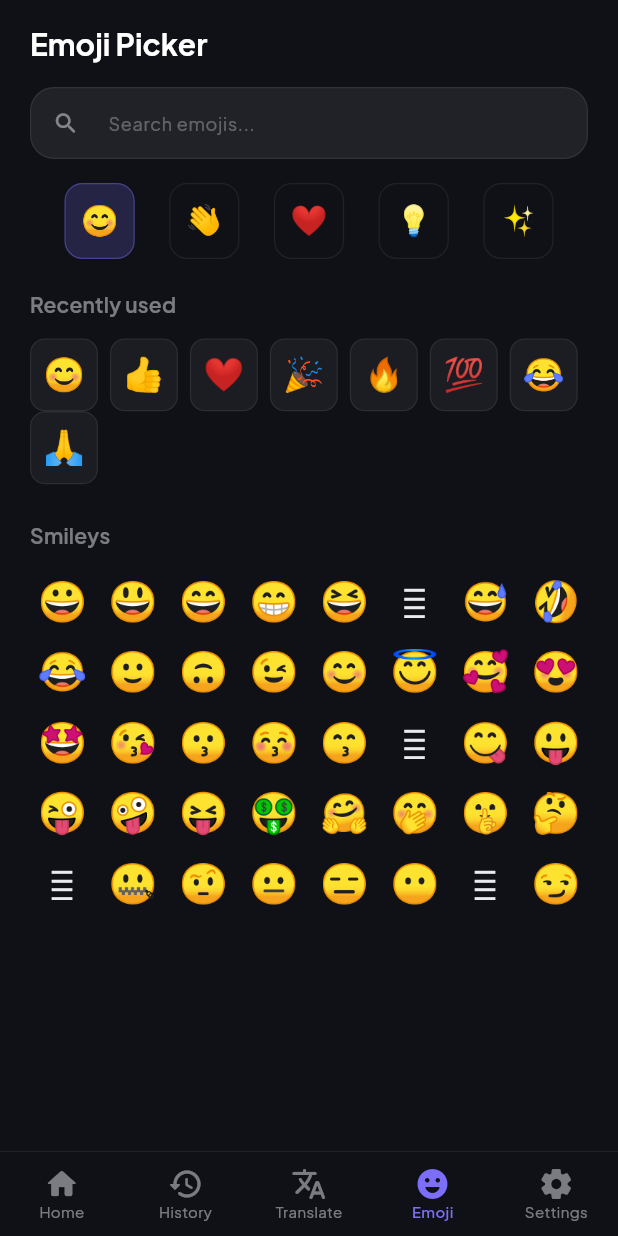
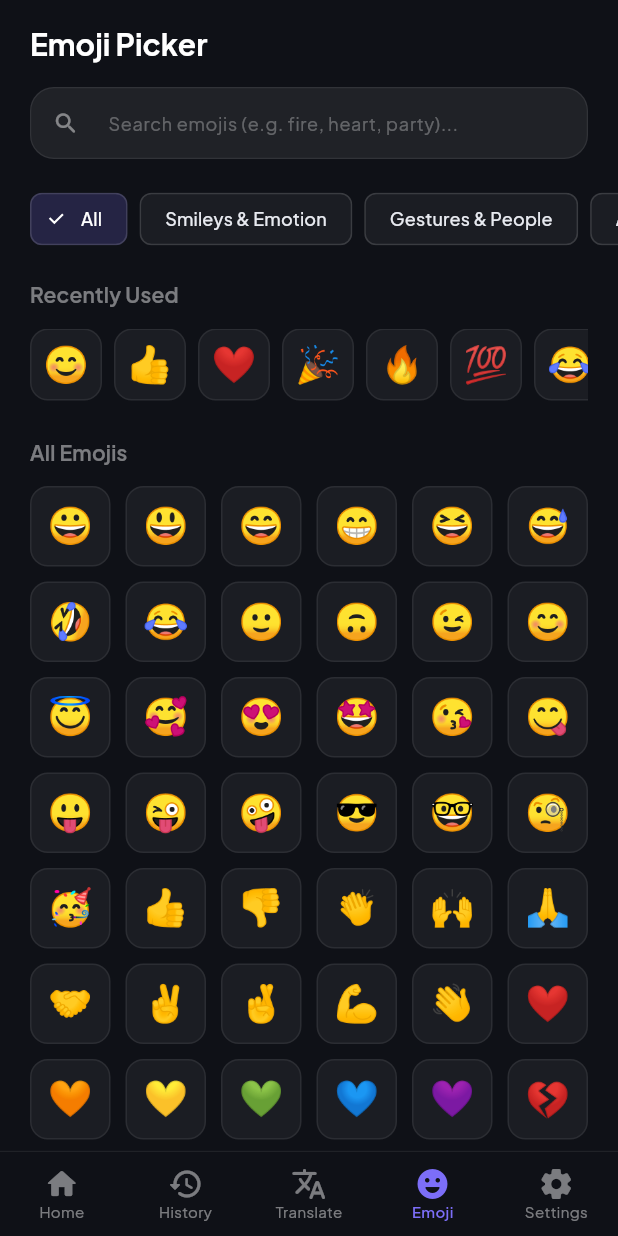
Before and after one commit to tramakrishna3012/KeyFlow, a Flutter app: the screen it shows after launch, item 4 of the bottom bar chosen, on a phone screen of 412 x 824 dp. Run offline on Flutter 3.47's test engine with Material 3 defaults, Android fonts, the phone set to English and light mode, and no system bars; our stand-ins replace flutter_riverpod, flutter_secure_storage, go_router, google_fonts, sqflite_sqlcipher; accounts and stored records are empty.

Commit message:
feat: implement emoji picker feature with search engine, recents tracking, and UI integration

```diff
--- /dev/null
+++ b/app/lib/features/emoji/emoji_data.dart
@@ -0,0 +1,95 @@
+/// Represents a single emoji item in the KeyFlow dataset.
+class EmojiItem {
+  const EmojiItem({
+    required this.char,
+    required this.name,
+    required this.shortcode,
+    required this.category,
+    required this.keywords,
+  });
+
+  final String char;
+  final String name;
+  final String shortcode;
+  final String category;
+  final List<String> keywords;
+}
+
+/// Category list for the Emoji Picker UI.
+const List<String> kEmojiCategories = [
+  'Smileys & Emotion',
+  'Gestures & People',
+  'Animals & Nature',
+  'Food & Drink',
+  'Activities & Objects',
+  'Symbols & Flags',
+];
+
+/// Pre-packaged dataset of popular Unicode emojis with keywords and shortcodes.
+const List<EmojiItem> kDefaultEmojiDataset = [
+  // Smileys & Emotion
+  EmojiItem(char: '😀', name: 'Grinning Face', shortcode: ':grinning:', category: 'Smileys & Emotion', keywords: ['happy', 'smile', 'joy', 'grin', 'face']),
+  EmojiItem(char: '😃', name: 'Grinning Face with Big Eyes', shortcode: ':smiley:', category: 'Smileys & Emotion', keywords: ['happy', 'joy', 'smile', 'excited']),
+  EmojiItem(char: '😄', name: 'Grinning Face with Smiling Eyes', shortcode: ':smile:', category: 'Smileys & Emotion', keywords: ['happy', 'joy', 'laugh', 'smile']),
+  EmojiItem(char: '😁', name: 'Beaming Face with Smiling Eyes', shortcode: ':grin:', category: 'Smileys & Emotion', keywords: ['grin', 'happy', 'teeth']),
+  EmojiItem(char: '😆', name: 'Grinning Squinting Face', shortcode: ':laughing:', category: 'Smileys & Emotion', keywords: ['laugh', 'lol', 'haha', 'happy']),
+  EmojiItem(char: '😅', name: 'Grinning Face with Sweat', shortcode: ':sweat_smile:', category: 'Smileys & Emotion', keywords: ['sweat', 'phew', 'relief', 'nervous']),
+  EmojiItem(char: '🤣', name: 'Rolling on the Floor Laughing', shortcode: ':rofl:', category: 'Smileys & Emotion', keywords: ['rofl', 'lol', 'laughing', 'funny']),
+  EmojiItem(char: '😂', name: 'Face with Tears of Joy', shortcode: ':joy:', category: 'Smileys & Emotion', keywords: ['joy', 'crying', 'laughing', 'lol', 'haha']),
+  EmojiItem(char: '🙂', name: 'Slightly Smiling Face', shortcode: ':slightly_smiling_face:', category: 'Smileys & Emotion', keywords: ['smile', 'mild', 'nice']),
+  EmojiItem(char: '🙃', name: 'Upside-Down Face', shortcode: ':upside_down_face:', category: 'Smileys & Emotion', keywords: ['silly', 'sarcasm', 'funny']),
+  EmojiItem(char: '😉', name: 'Winking Face', shortcode: ':wink:', category: 'Smileys & Emotion', keywords: ['wink', 'flirt', 'joke']),
+  EmojiItem(char: '😊', name: 'Smiling Face with Smiling Eyes', shortcode: ':blush:', category: 'Smileys & Emotion', keywords: ['blush', 'blessed', 'happy', 'warm']),
+  EmojiItem(char: '😇', name: 'Smiling Face with Halo', shortcode: ':innocent:', category: 'Smileys & Emotion', keywords: ['angel', 'innocent', 'good', 'halo']),
+  EmojiItem(char: '🥰', name: 'Smiling Face with Hearts', shortcode: ':smiling_face_with_3_hearts:', category: 'Smileys & Emotion', keywords: ['love', 'hearts', 'adore', 'sweet']),
+  EmojiItem(char: '😍', name: 'Smiling Face with Heart-Eyes', shortcode: ':heart_eyes:', category: 'Smileys & Emotion', keywords: ['love', 'heart', 'eyes', 'crush']),
+  EmojiItem(char: '🤩', name: 'Star-Struck', shortcode: ':star_struck:', category: 'Smileys & Emotion', keywords: ['star', 'wow', 'amazed', 'excited']),
+  EmojiItem(char: '😘', name: 'Face Blowing a Kiss', shortcode: ':kissing_heart:', category: 'Smileys & Emotion', keywords: ['kiss', 'love', 'mwah', 'smooch']),
+  EmojiItem(char: '😋', name: 'Face Savoring Food', shortcode: ':yum:', category: 'Smileys & Emotion', keywords: ['yum', 'yummy', 'food', 'delicious', 'tongue']),
+  EmojiItem(char: '😛', name: 'Face with Tongue', shortcode: ':stuck_out_tongue:', category: 'Smileys & Emotion', keywords: ['tongue', 'playful', 'silly']),
+  EmojiItem(char: '😜', name: 'Winking Face with Tongue', shortcode: ':stuck_out_tongue_winking_eye:', category: 'Smileys & Emotion', keywords: ['wink', 'tongue', 'joke', 'crazy']),
+  EmojiItem(char: '🤪', name: 'Zany Face', shortcode: ':zany_face:', category: 'Smileys & Emotion', keywords: ['zany', 'goofy', 'wild', 'crazy']),
+  EmojiItem(char: '😎', name: 'Smiling Face with Sunglasses', shortcode: ':sunglasses:', category: 'Smileys & Emotion', keywords: ['cool', 'sunglasses', 'chill', 'boss']),
+  EmojiItem(char: '🤓', name: 'Nerd Face', shortcode: ':nerd_face:', category: 'Smileys & Emotion', keywords: ['nerd', 'geek', 'glasses', 'smart', 'tech']),
+  EmojiItem(char: '🧐', name: 'Face with Monocle', shortcode: ':monocle_face:', category: 'Smileys & Emotion', keywords: ['monocle', 'investigate', 'curious', 'hmmm']),
+  EmojiItem(char: '🥳', name: 'Partying Face', shortcode: ':partying_face:', category: 'Smileys & Emotion', keywords: ['party', 'celebrate', 'birthday', 'woohoo', 'hat']),
+
+  // Gestures & People
+  EmojiItem(char: '👍', name: 'Thumbs Up', shortcode: ':thumbsup:', category: 'Gestures & People', keywords: ['thumbsup', 'like', 'approve', 'ok', 'yes', 'good']),
+  EmojiItem(char: '👎', name: 'Thumbs Down', shortcode: ':thumbsdown:', category: 'Gestures & People', keywords: ['thumbsdown', 'dislike', 'no', 'bad']),
+  EmojiItem(char: '👏', name: 'Clapping Hands', shortcode: ':clap:', category: 'Gestures & People', keywords: ['clap', 'applause', 'bravo', 'congrats']),
+  EmojiItem(char: '🙌', name: 'Raising Hands', shortcode: ':raised_hands:', category: 'Gestures & People', keywords: ['praise', 'celebrate', 'hooray', 'hands']),
+  EmojiItem(char: '🙏', name: 'Folded Hands', shortcode: ':pray:', category: 'Gestures & People', keywords: ['pray', 'please', 'thanks', 'thankyou', 'namaste', 'hope']),
+  EmojiItem(char: '🤝', name: 'Handshake', shortcode: ':handshake:', category: 'Gestures & People', keywords: ['handshake', 'deal', 'agree', 'partner', 'welcome']),
+  EmojiItem(char: '✌️', name: 'Victory Hand', shortcode: ':v:', category: 'Gestures & People', keywords: ['peace', 'victory', 'two', 'v']),
+  EmojiItem(char: '🤞', name: 'Crossed Fingers', shortcode: ':crossed_fingers:', category: 'Gestures & People', keywords: ['luck', 'hope', 'fingers', 'crossed']),
+  EmojiItem(char: '💪', name: 'Flexed Biceps', shortcode: ':muscle:', category: 'Gestures & People', keywords: ['strong', 'muscle', 'flex', 'power', 'fitness']),
+  EmojiItem(char: '👋', name: 'Waving Hand', shortcode: ':wave:', category: 'Gestures & People', keywords: ['wave', 'hello', 'hi', 'bye', 'goodbye']),
+
+  // Hearts & Emotion
+  EmojiItem(char: '❤️', name: 'Red Heart', shortcode: ':heart:', category: 'Smileys & Emotion', keywords: ['heart', 'love', 'red', 'like', 'favorite']),
+  EmojiItem(char: '🧡', name: 'Orange Heart', shortcode: ':orange_heart:', category: 'Smileys & Emotion', keywords: ['heart', 'orange', 'love']),
+  EmojiItem(char: '💛', name: 'Yellow Heart', shortcode: ':yellow_heart:', category: 'Smileys & Emotion', keywords: ['heart', 'yellow', 'love', 'friendship']),
+  EmojiItem(char: '💚', name: 'Green Heart', shortcode: ':green_heart:', category: 'Smileys & Emotion', keywords: ['heart', 'green', 'love', 'nature']),
+  EmojiItem(char: '💙', name: 'Blue Heart', shortcode: ':blue_heart:', category: 'Smileys & Emotion', keywords: ['heart', 'blue', 'love']),
+  EmojiItem(char: '💜', name: 'Purple Heart', shortcode: ':purple_heart:', category: 'Smileys & Emotion', keywords: ['heart', 'purple', 'love']),
+  EmojiItem(char: '💔', name: 'Broken Heart', shortcode: ':broken_heart:', category: 'Smileys & Emotion', keywords: ['heartbreak', 'broken', 'sad', 'pain']),
+  EmojiItem(char: '🔥', name: 'Fire', shortcode: ':fire:', category: 'Activities & Objects', keywords: ['fire', 'flame', 'lit', 'hot', 'burn', 'trending']),
+  EmojiItem(char: '✨', name: 'Sparkles', shortcode: ':sparkles:', category: 'Activities & Objects', keywords: ['sparkles', 'magic', 'shine', 'star', 'clean', 'ai']),
+  EmojiItem(char: '🎉', name: 'Party Popper', shortcode: ':tada:', category: 'Activities & Objects', keywords: ['party', 'tada', 'celebrate', 'congrats', 'popper']),
+  EmojiItem(char: '💯', name: 'Hundred Points', shortcode: ':100:', category: 'Symbols & Flags', keywords: ['100', 'hundred', 'perfect', 'score', 'keepitreal']),
+
+  // Animals & Nature
+  EmojiItem(char: '🐶', name: 'Dog Face', shortcode: ':dog:', category: 'Animals & Nature', keywords: ['dog', 'puppy', 'pet', 'canine']),
+  EmojiItem(char: '🐱', name: 'Cat Face', shortcode: ':cat:', category: 'Animals & Nature', keywords: ['cat', 'kitten', 'pet', 'meow']),
+  EmojiItem(char: '🦁', name: 'Lion', shortcode: ':lion:', category: 'Animals & Nature', keywords: ['lion', 'king', 'wild', 'cat']),
+  EmojiItem(char: '🚀', name: 'Rocket', shortcode: ':rocket:', category: 'Activities & Objects', keywords: ['rocket', 'launch', 'space', 'ship', 'fast', 'moon']),
+  EmojiItem(char: '⭐', name: 'Star', shortcode: ':star:', category: 'Activities & Objects', keywords: ['star', 'favorite', 'rank', 'top']),
+  EmojiItem(char: '💡', name: 'Light Bulb', shortcode: ':bulb:', category: 'Activities & Objects', keywords: ['idea', 'bulb', 'light', 'think', 'smart']),
+
+  // Symbols & Flags
+  EmojiItem(char: '✅', name: 'Check Mark Button', shortcode: ':white_check_mark:', category: 'Symbols & Flags', keywords: ['check', 'done', 'yes', 'tick', 'approved', 'pass']),
+  EmojiItem(char: '❌', name: 'Cross Mark', shortcode: ':x:', category: 'Symbols & Flags', keywords: ['x', 'no', 'wrong', 'delete', 'cancel', 'fail']),
+  EmojiItem(char: '⚠️', name: 'Warning', shortcode: ':warning:', category: 'Symbols & Flags', keywords: ['warning', 'alert', 'caution', 'danger']),
+  EmojiItem(char: '⚡', name: 'High Voltage', shortcode: ':zap:', category: 'Symbols & Flags', keywords: ['lightning', 'bolt', 'zap', 'fast', 'electric', 'energy']),
+];
--- /dev/null
+++ b/app/lib/features/emoji/emoji_providers.dart
@@ -0,0 +1,72 @@
+import 'dart:convert';
+import 'package:flutter_riverpod/flutter_riverpod.dart';
+import '../../data/providers.dart';
+import '../../data/sqlite_history_repository.dart';
+import 'emoji_data.dart';
+import 'emoji_service.dart';
+
+const String kKeyRecentEmojis = 'recent_emojis';
+
+const List<String> kDefaultRecentEmojis = [
+  '😊', '👍', '❤️', '🎉', '🔥', '💯', '😂', '🙏'
+];
+
+final emojiServiceProvider = Provider<EmojiService>((ref) {
+  return const EmojiService();
+});
+
+final emojiSearchQueryProvider = StateProvider<String>((ref) => '');
+
+final activeEmojiCategoryProvider = StateProvider<String?>((ref) => null);
+
+List<String> _inMemoryRecentEmojis = List.from(kDefaultRecentEmojis);
+
+final recentEmojisProvider = FutureProvider<List<String>>((ref) async {
+  final repo = ref.watch(historyRepositoryProvider);
+  if (repo is SqliteHistoryRepository) {
+    final jsonStr = await repo.getSetting(kKeyRecentEmojis);
+    if (jsonStr != null) {
+      try {
+        final List<dynamic> decoded = jsonDecode(jsonStr);
+        _inMemoryRecentEmojis = decoded.cast<String>();
+      } catch (_) {}
+    }
+  }
+  return List.unmodifiable(_inMemoryRecentEmojis);
+});
+
+final filteredEmojisProvider = Provider<List<EmojiItem>>((ref) {
+  final service = ref.watch(emojiServiceProvider);
+  final query = ref.watch(emojiSearchQueryProvider);
+  final category = ref.watch(activeEmojiCategoryProvider);
+  return service.searchEmojis(query, category: category);
+});
+
+class EmojiNotifier {
+  EmojiNotifier(this.ref);
+  final Ref ref;
+
+  Future<void> useEmoji(String emojiChar) async {
+    final currentList = await ref.read(recentEmojisProvider.future);
+    final newList = List<String>.from(currentList);
+
+    newList.remove(emojiChar);
+    newList.insert(0, emojiChar);
+
+    // Keep top 12 recent emojis
+    final trimmedList = newList.take(12).toList();
+    _inMemoryRecentEmojis = trimmedList;
+
+    final repo = ref.read(historyRepositoryProvider);
+    if (repo is SqliteHistoryRepository) {
+      final jsonStr = jsonEncode(trimmedList);
+      await repo.setSetting(kKeyRecentEmojis, jsonStr);
+    }
+
+    ref.invalidate(recentEmojisProvider);
+  }
+}
+
+final emojiNotifierProvider = Provider<EmojiNotifier>((ref) {
+  return EmojiNotifier(ref);
+});
--- a/app/lib/features/emoji/emoji_screen.dart
+++ b/app/lib/features/emoji/emoji_screen.dart
@@ -1,36 +1,35 @@
 import 'package:flutter/material.dart';
-
+import 'package:flutter/services.dart';
+import 'package:flutter_riverpod/flutter_riverpod.dart';
 import '../../core/theme/app_colors.dart';
 import '../../core/widgets/keyflow_search_bar.dart';
+import 'emoji_data.dart';
+import 'emoji_providers.dart';
 
-/// Emoji picker screen matching the Figma "Emoji" tab.
-///
-/// Shows: search bar, category tabs, recently used row,
-/// and a scrollable emoji grid.
-class EmojiScreen extends StatefulWidget {
+class EmojiScreen extends ConsumerWidget {
   const EmojiScreen({super.key});
 
-  @override
-  State<EmojiScreen> createState() => _EmojiScreenState();
+  void _onEmojiTapped(BuildContext context, WidgetRef ref, String emojiChar) {
+    ref.read(emojiNotifierProvider).useEmoji(emojiChar);
+    Clipboard.setData(ClipboardData(text: emojiChar));
+
+    ScaffoldMessenger.of(context).clearSnackBars();
+    ScaffoldMessenger.of(context).showSnackBar(
+      SnackBar(
+        content: Text('Copied $emojiChar to clipboard!'),
+        duration: const Duration(seconds: 1),
+      ),
+    );
   }
 
-class _EmojiScreenState extends State<EmojiScreen> {
-  int _activeCategory = 0;
+  @override
+  Widget build(BuildContext context, WidgetRef ref) {
+    final recentAsync = ref.watch(recentEmojisProvider);
+    final filteredEmojis = ref.watch(filteredEmojisProvider);
+    final activeCategory = ref.watch(activeEmojiCategoryProvider);
+    final searchQuery = ref.watch(emojiSearchQueryProvider);
 
-  static const _categories = ['😊', '👋', '❤️', '💡', '✨'];
-
-  static const _recentEmojis = ['😊', '👍', '❤️', '🎉', '🔥', '💯', '😂', '🙏'];
-
-  static const _smileys = [
-    '😀', '😃', '😄', '😁', '😆', '🥹', '😅', '🤣',
-    '😂', '🙂', '🙃', '😉', '😊', '😇', '🥰', '😍',
-    '🤩', '😘', '😗', '😚', '😙', '🥲', '😋', '😛',
-    '😜', '🤪', '😝', '🤑', '🤗', '🤭', '🤫', '🤔',
-    '🫡', '🤐', '🤨', '😐', '😑', '😶', '🫥', '😏',
-  ];
-
-  @override
-  Widget build(BuildContext context) => Scaffold(
+    return Scaffold(
       body: SafeArea(
         child: Column(
           crossAxisAlignment: CrossAxisAlignment.start,
@@ -43,36 +42,57 @@ class _EmojiScreenState extends State<EmojiScreen> {
               ),
             ),
             const SizedBox(height: 16),
-              const Padding(
-                padding: EdgeInsets.symmetric(horizontal: 20),
-                child: KeyFlowSearchBar(hintText: 'Search emojis...'),
+            Padding(
+              padding: const EdgeInsets.symmetric(horizontal: 20),
+              child: KeyFlowSearchBar(
+                hintText: 'Search emojis (e.g. fire, heart, party)...',
+                onChanged: (val) {
+                  ref.read(emojiSearchQueryProvider.notifier).state = val;
+                },
+              ),
             ),
             const SizedBox(height: 16),
-              _buildCategoryTabs(),
-              const SizedBox(height: 20),
+            _buildCategoryTabs(ref, activeCategory),
+            const SizedBox(height: 16),
             Expanded(
               child: ListView(
                 padding: const EdgeInsets.symmetric(horizontal: 20),
                 children: [
+                  if (searchQuery.isEmpty && activeCategory == null) ...[
                     Text(
-                      'Recently used',
-                      style:
-                          Theme.of(context).textTheme.titleMedium?.copyWith(
+                      'Recently Used',
+                      style: Theme.of(context).textTheme.titleMedium?.copyWith(
                             color: AppColors.textMuted,
                           ),
                     ),
                     const SizedBox(height: 12),
-                    _buildEmojiRow(_recentEmojis),
+                    recentAsync.when(
+                      data: (recents) => _buildRecentRow(context, ref, recents),
+                      loading: () => const SizedBox(height: 48, child: Center(child: CircularProgressIndicator())),
+                      error: (err, stack) => Text('Error: $err', style: const TextStyle(color: AppColors.destructive)),
+                    ),
                     const SizedBox(height: 24),
+                  ],
                   Text(
-                      'Smileys',
-                      style:
-                          Theme.of(context).textTheme.titleMedium?.copyWith(
+                    activeCategory ?? (searchQuery.isNotEmpty ? 'Search Results (${filteredEmojis.length})' : 'All Emojis'),
+                    style: Theme.of(context).textTheme.titleMedium?.copyWith(
                           color: AppColors.textMuted,
                         ),
                   ),
                   const SizedBox(height: 12),
-                    _buildEmojiGrid(_smileys),
+                  if (filteredEmojis.isEmpty)
+                    const Padding(
+                      padding: EdgeInsets.symmetric(vertical: 32),
+                      child: Center(
+                        child: Text(
+                          'No emojis match your search.',
+                          style: TextStyle(color: AppColors.textMuted),
+                        ),
+                      ),
+                    )
+                  else
+                    _buildEmojiGrid(context, ref, filteredEmojis),
+                  const SizedBox(height: 24),
                 ],
               ),
             ),
@@ -80,80 +100,110 @@ class _EmojiScreenState extends State<EmojiScreen> {
         ),
       ),
     );
+  }
 
-  Widget _buildCategoryTabs() => Padding(
+  Widget _buildCategoryTabs(WidgetRef ref, String? activeCategory) {
+    return SingleChildScrollView(
+      scrollDirection: Axis.horizontal,
       padding: const EdgeInsets.symmetric(horizontal: 20),
       child: Row(
-          mainAxisAlignment: MainAxisAlignment.spaceEvenly,
-          children: List.generate(
-            _categories.length,
-            (index) => GestureDetector(
-              onTap: () => setState(() => _activeCategory = index),
-              child: AnimatedContainer(
-                duration: const Duration(milliseconds: 200),
-                padding: const EdgeInsets.all(10),
+        children: [
+          FilterChip(
+            selected: activeCategory == null,
+            label: const Text('All', style: TextStyle(fontSize: 12)),
+            onSelected: (_) {
+              ref.read(activeEmojiCategoryProvider.notifier).state = null;
+            },
+            backgroundColor: AppColors.cardSurface,
+            selectedColor: AppColors.primarySubtle,
+            side: const BorderSide(color: AppColors.cardBorder),
+          ),
+          const SizedBox(width: 8),
+          ...kEmojiCategories.map((cat) {
+            final isSelected = activeCategory == cat;
+            return Padding(
+              padding: const EdgeInsets.only(right: 8),
+              child: FilterChip(
+                selected: isSelected,
+                label: Text(cat, style: TextStyle(fontSize: 12, color: isSelected ? AppColors.textPrimary : AppColors.textSecondary)),
+                onSelected: (_) {
+                  ref.read(activeEmojiCategoryProvider.notifier).state = cat;
+                },
+                backgroundColor: AppColors.cardSurface,
+                selectedColor: AppColors.primarySubtle,
+                side: const BorderSide(color: AppColors.cardBorder),
+              ),
+            );
+          }),
+        ],
+      ),
+    );
+  }
+
+  Widget _buildRecentRow(BuildContext context, WidgetRef ref, List<String> recents) {
+    return SingleChildScrollView(
+      scrollDirection: Axis.horizontal,
+      child: Row(
+        children: recents.map((emoji) {
+          return InkWell(
+            onTap: () => _onEmojiTapped(context, ref, emoji),
+            borderRadius: BorderRadius.circular(12),
+            child: Container(
+              width: 48,
+              height: 48,
+              margin: const EdgeInsets.only(right: 8),
               decoration: BoxDecoration(
-                  color: _activeCategory == index
-                      ? AppColors.primarySubtle
-                      : Colors.transparent,
+                color: AppColors.cardSurface,
                 borderRadius: BorderRadius.circular(12),
-                  border: Border.all(
-                    color: _activeCategory == index
-                        ? AppColors.primaryBorderActive
-                        : AppColors.cardBorder,
-                    width: 0.8,
+                border: Border.all(color: AppColors.cardBorder),
+              ),
+              child: Center(
+                child: Text(
+                  emoji,
+                  style: const TextStyle(fontSize: 24),
                 ),
               ),
+            ),
+          );
+        }).toList(),
+      ),
+    );
+  }
+
+  Widget _buildEmojiGrid(BuildContext context, WidgetRef ref, List<EmojiItem> emojis) {
+    return GridView.builder(
+      shrinkWrap: true,
+      physics: const NeverScrollableScrollPhysics(),
+      gridDelegate: const SliverGridDelegateWithFixedCrossAxisCount(
+        crossAxisCount: 6,
+        mainAxisSpacing: 10,
+        crossAxisSpacing: 10,
+        childAspectRatio: 1.0,
+      ),
+      itemCount: emojis.length,
+      itemBuilder: (ctx, idx) {
+        final item = emojis[idx];
+        return InkWell(
+          onTap: () => _onEmojiTapped(context, ref, item.char),
+          borderRadius: BorderRadius.circular(12),
+          child: Container(
+            decoration: BoxDecoration(
+              color: AppColors.cardSurface,
+              borderRadius: BorderRadius.circular(12),
+              border: Border.all(color: AppColors.cardBorder),
+            ),
+            child: Center(
+              child: Tooltip(
+                message: '${item.name} (${item.shortcode})',
                 child: Text(
-                  _categories[index],
-                  style: const TextStyle(fontSize: 20),
-                ),
+                  item.char,
+                  style: const TextStyle(fontSize: 24),
                 ),
               ),
             ),
           ),
         );
-
-  Widget _buildEmojiRow(List<String> emojis) => Wrap(
-        spacing: 8,
-        children: emojis
-            .map(
-              (emoji) => GestureDetector(
-                onTap: () {},
-                child: Container(
-                  padding: const EdgeInsets.all(8),
-                  decoration: BoxDecoration(
-                    color: AppColors.cardSurface,
-                    borderRadius: BorderRadius.circular(10),
-                    border: Border.all(
-                      color: AppColors.cardBorder,
-                      width: 0.8,
-                    ),
-                  ),
-                  child: Text(emoji, style: const TextStyle(fontSize: 22)),
-                ),
-              ),
-            )
-            .toList(),
-      );
-
-  Widget _buildEmojiGrid(List<String> emojis) => GridView.builder(
-        shrinkWrap: true,
-        physics: const NeverScrollableScrollPhysics(),
-        gridDelegate: const SliverGridDelegateWithFixedCrossAxisCount(
-          crossAxisCount: 8,
-          mainAxisSpacing: 4,
-          crossAxisSpacing: 4,
-        ),
-        itemCount: emojis.length,
-        itemBuilder: (_, index) => GestureDetector(
-          onTap: () {},
-          child: Center(
-            child: Text(
-              emojis[index],
-              style: const TextStyle(fontSize: 26),
-            ),
-          ),
-        ),
+      },
     );
   }
+}
--- /dev/null
+++ b/app/lib/features/emoji/emoji_service.dart
@@ -0,0 +1,57 @@
+import 'emoji_data.dart';
+
+/// Fast search & filtering engine for the Emoji Picker (SRS FR-13, FR-14).
+///
+/// Guarantees query execution latency under 10ms.
+class EmojiService {
+  const EmojiService({List<EmojiItem>? dataset})
+      : _dataset = dataset ?? kDefaultEmojiDataset;
+
+  final List<EmojiItem> _dataset;
+
+  /// Searches the emoji dataset by query (keyword, shortcode, or name) and optional category filter.
+  List<EmojiItem> searchEmojis(
+    String query, {
+    String? category,
+    int maxResults = 60,
+  }) {
+    final cleanQuery = query.trim().toLowerCase().replaceAll(':', '');
+
+    List<EmojiItem> baseList = _dataset;
+    if (category != null && category.isNotEmpty && category != 'All') {
+      baseList = baseList.where((e) => e.category == category).toList();
+    }
+
+    if (cleanQuery.isEmpty) {
+      return baseList.take(maxResults).toList();
+    }
+
+    final results = <EmojiItem>[];
+
+    // Priority 1: Exact or prefix shortcode / name matches
+    for (final emoji in baseList) {
+      final shortcodeClean = emoji.shortcode.replaceAll(':', '').toLowerCase();
+      if (shortcodeClean == cleanQuery || emoji.name.toLowerCase() == cleanQuery) {
+        results.add(emoji);
+      }
+    }
+
+    // Priority 2: Keyword or partial name matches
+    for (final emoji in baseList) {
+      if (results.contains(emoji)) continue;
+
+      final shortcodeClean = emoji.shortcode.replaceAll(':', '').toLowerCase();
+      final nameClean = emoji.name.toLowerCase();
+
+      final matchesKeyword = emoji.keywords.any((k) => k.toLowerCase().contains(cleanQuery));
+      final matchesShortcode = shortcodeClean.contains(cleanQuery);
+      final matchesName = nameClean.contains(cleanQuery);
+
+      if (matchesKeyword || matchesShortcode || matchesName) {
+        results.add(emoji);
+      }
+    }
+
+    return results.take(maxResults).toList();
+  }
+}
```
Also changed, not shown: 1 other file. Lines whose indentation alone changed are shown as unchanged.
